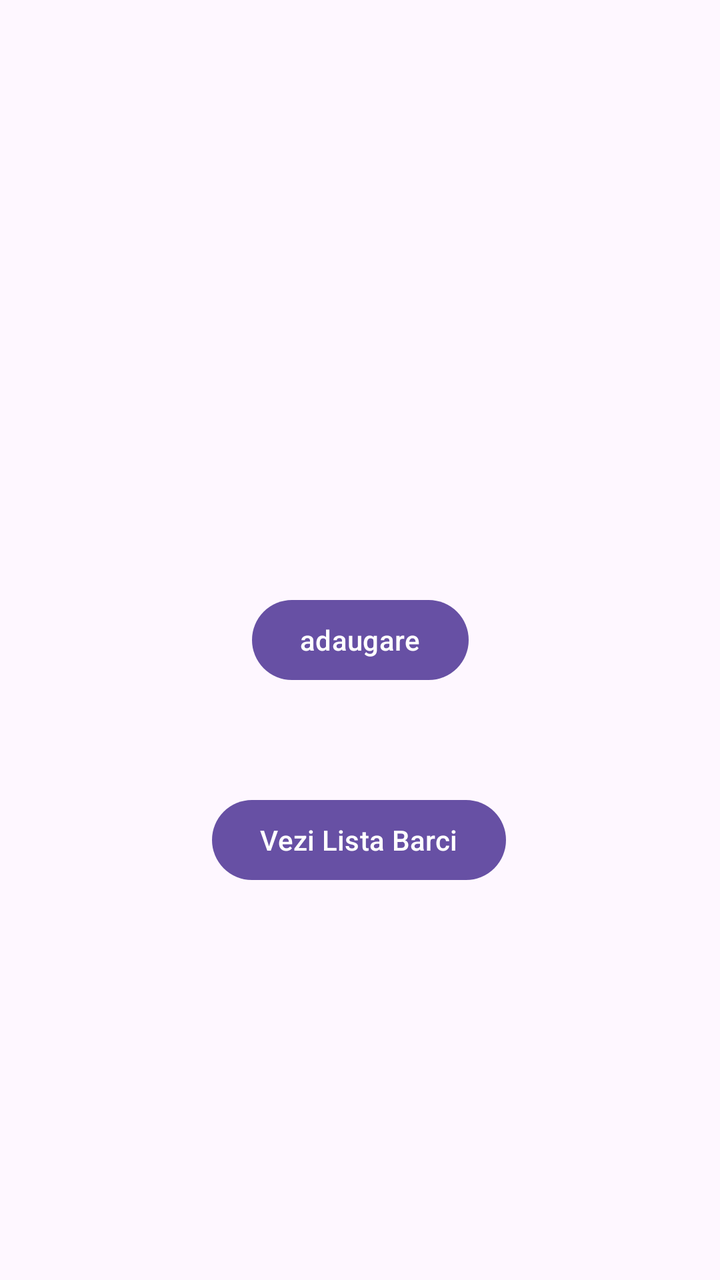
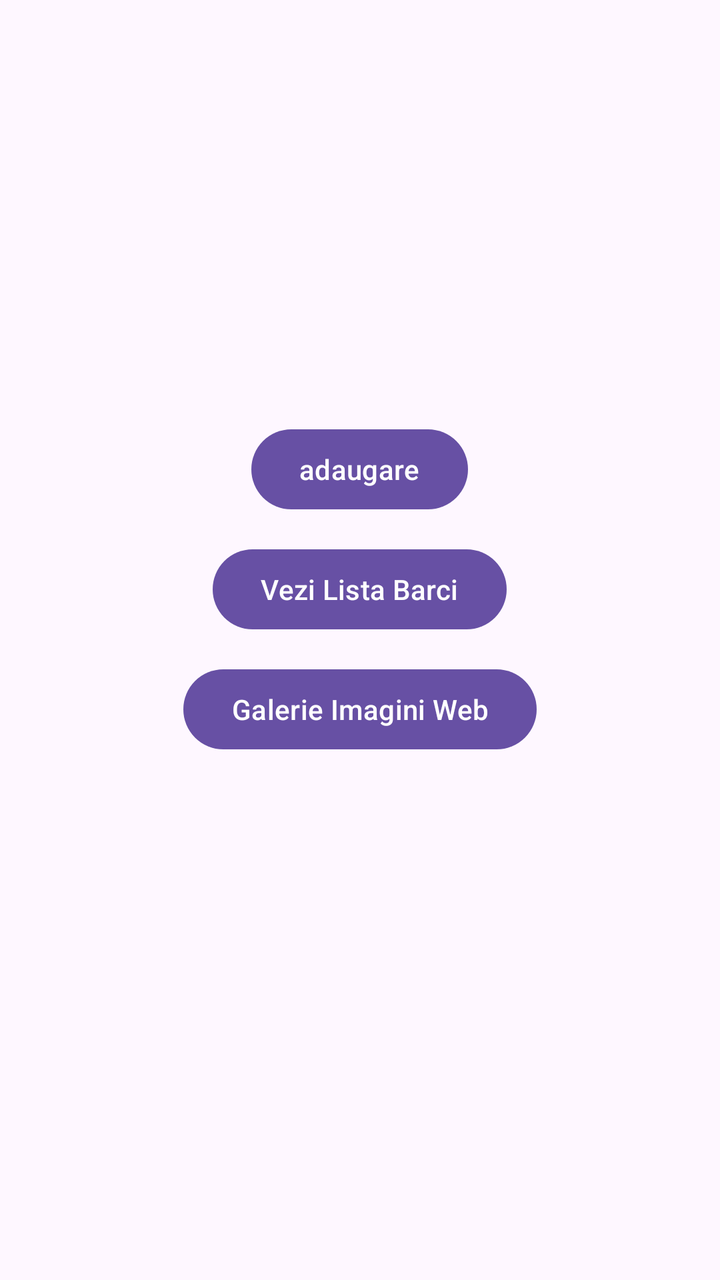

Screens rendered from an Android XML layout before and after an edit, with the pre-edit source and the edit as a unified diff.
<!-- AndroidManifest.xml: application theme Theme.Seminarii -->
<!-- res/layout/activity_main.xml -->
<?xml version="1.0" encoding="utf-8"?>
<androidx.constraintlayout.widget.ConstraintLayout xmlns:android="http://schemas.android.com/apk/res/android"
    xmlns:app="http://schemas.android.com/apk/res-auto"
    xmlns:tools="http://schemas.android.com/tools"
    android:id="@+id/main"
    android:layout_width="match_parent"
    android:layout_height="match_parent"
    tools:context=".MainActivity">

    <Button
        android:id="@+id/button"
        android:layout_width="wrap_content"
        android:layout_height="wrap_content"
        android:onClick="addBarca"
        android:text="@string/adaugare"
        app:layout_constraintBottom_toBottomOf="parent"
        app:layout_constraintEnd_toEndOf="parent"
        app:layout_constraintStart_toStartOf="parent"
        app:layout_constraintTop_toTopOf="parent"
        tools:ignore="OnClick" />

    <TextView
        android:id="@+id/barca_tv"
        android:layout_width="wrap_content"
        android:layout_height="wrap_content"
        android:layout_marginTop="32dp"
        app:layout_constraintEnd_toEndOf="parent"
        app:layout_constraintStart_toStartOf="parent"
        app:layout_constraintTop_toBottomOf="@+id/button" />

    <Button
        android:id="@+id/btn_vezi_lista"
        android:layout_width="wrap_content"
        android:layout_height="wrap_content"
        android:text="Vezi Lista Barci"
        app:layout_constraintBottom_toBottomOf="parent"
        app:layout_constraintEnd_toEndOf="parent"
        app:layout_constraintHorizontal_bias="0.498"
        app:layout_constraintStart_toStartOf="parent"
        app:layout_constraintTop_toTopOf="parent"
        app:layout_constraintVertical_bias="0.669" />

</androidx.constraintlayout.widget.ConstraintLayout>
<!-- resources referenced by this layout -->
<resources>
  <string name="adaugare">adaugare</string>
  <style name="Theme.Seminarii" parent="Base.Theme.Seminarii" />
  <style name="Base.Theme.Seminarii" parent="Theme.Material3.DayNight.NoActionBar">
          
          
      </style>
</resources>

<!-- the commit's change to res/layout/activity_main.xml (unified diff, before → after) -->
@@ -7,37 +7,44 @@
     android:layout_height="match_parent"
     tools:context=".MainActivity">
 
-    <Button
-        android:id="@+id/button"
+    <LinearLayout
         android:layout_width="wrap_content"
         android:layout_height="wrap_content"
-        android:onClick="addBarca"
-        android:text="@string/adaugare"
+        android:gravity="center_horizontal"
+        android:orientation="vertical"
         app:layout_constraintBottom_toBottomOf="parent"
         app:layout_constraintEnd_toEndOf="parent"
         app:layout_constraintStart_toStartOf="parent"
-        app:layout_constraintTop_toTopOf="parent"
-        tools:ignore="OnClick" />
+        app:layout_constraintTop_toTopOf="parent">
 
-    <TextView
-        android:id="@+id/barca_tv"
-        android:layout_width="wrap_content"
-        android:layout_height="wrap_content"
-        android:layout_marginTop="32dp"
-        app:layout_constraintEnd_toEndOf="parent"
-        app:layout_constraintStart_toStartOf="parent"
-        app:layout_constraintTop_toBottomOf="@+id/button" />
+        <Button
+            android:id="@+id/button"
+            android:layout_width="wrap_content"
+            android:layout_height="wrap_content"
+            android:onClick="addBarca"
+            android:text="@string/adaugare"
+            tools:ignore="OnClick" />
 
-    <Button
-        android:id="@+id/btn_vezi_lista"
-        android:layout_width="wrap_content"
-        android:layout_height="wrap_content"
-        android:text="Vezi Lista Barci"
-        app:layout_constraintBottom_toBottomOf="parent"
-        app:layout_constraintEnd_toEndOf="parent"
-        app:layout_constraintHorizontal_bias="0.498"
-        app:layout_constraintStart_toStartOf="parent"
-        app:layout_constraintTop_toTopOf="parent"
-        app:layout_constraintVertical_bias="0.669" />
+        <Button
+            android:id="@+id/btn_vezi_lista"
+            android:layout_width="wrap_content"
+            android:layout_height="wrap_content"
+            android:layout_marginTop="12dp"
+            android:text="Vezi Lista Barci" />
+
+        <Button
+            android:id="@+id/btn_galerie_imagini"
+            android:layout_width="wrap_content"
+            android:layout_height="wrap_content"
+            android:layout_marginTop="12dp"
+            android:text="Galerie Imagini Web" />
+
+        <TextView
+            android:id="@+id/barca_tv"
+            android:layout_width="wrap_content"
+            android:layout_height="wrap_content"
+            android:layout_marginTop="32dp" />
+
+    </LinearLayout>
 
 </androidx.constraintlayout.widget.ConstraintLayout>
